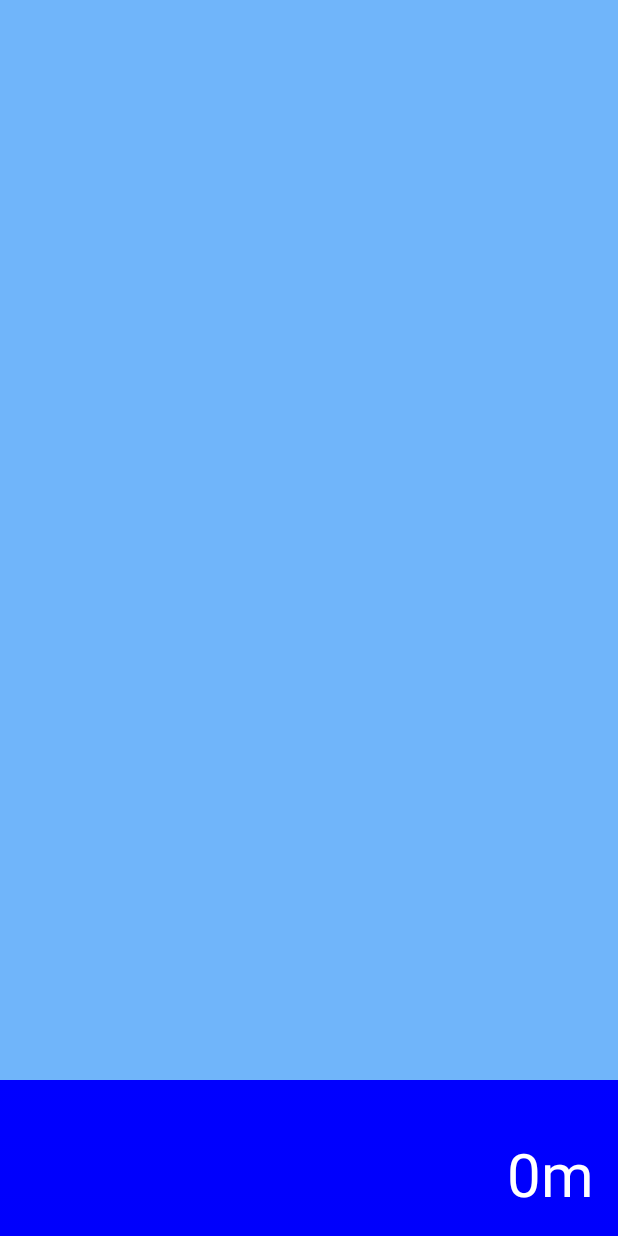
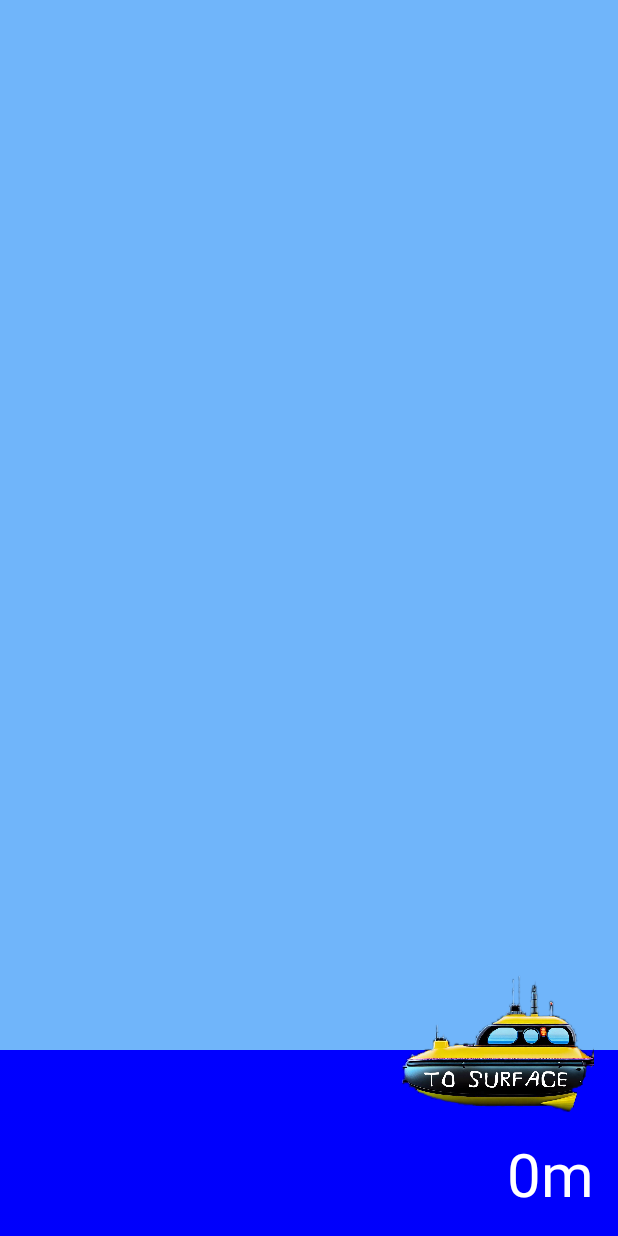
Before and after one commit to General-Wau/OceanDepths, an Android app built with Jetpack Compose: the screen it shows after launch (MainActivity), on a phone screen of 412 x 824 dp. Run offline under Robolectric (Android 15) with nearby library versions, the light colour scheme and no system bars.

Commit message:
Added an image Button that displays a submarine which once clicked will scroll the screen back to the top. Reorganized the code.

```diff
--- a/app/src/main/java/com/necromyd/oceandepths/MainActivity.kt
+++ b/app/src/main/java/com/necromyd/oceandepths/MainActivity.kt
@@ -1,16 +1,18 @@
 package com.necromyd.oceandepths
 
 import android.os.Bundle
+import android.widget.ImageButton
 import androidx.activity.ComponentActivity
 import androidx.activity.compose.setContent
 import androidx.activity.viewModels
-import androidx.compose.foundation.background
+import androidx.compose.foundation.*
 import androidx.compose.foundation.gestures.scrollable
 import androidx.compose.foundation.layout.*
-import androidx.compose.foundation.lazy.LazyColumn
+import kotlinx.coroutines.launch
 import androidx.compose.foundation.rememberScrollState
+import androidx.compose.runtime.rememberCoroutineScope
+import kotlinx.coroutines.CoroutineScope
 import androidx.compose.foundation.shape.RoundedCornerShape
-import androidx.compose.foundation.verticalScroll
 import androidx.compose.material.*
 import androidx.compose.runtime.*
 import androidx.compose.ui.Alignment
@@ -19,6 +21,8 @@ import androidx.compose.ui.graphics.Brush
 import androidx.compose.ui.graphics.Color
 import androidx.compose.ui.platform.LocalContext
 import androidx.compose.ui.platform.LocalDensity
+import androidx.compose.ui.res.painterResource
+import androidx.compose.ui.semantics.Role.Companion.Image
 import androidx.compose.ui.text.font.FontWeight
 import androidx.compose.ui.text.style.TextAlign
 import androidx.compose.ui.tooling.preview.Preview
@@ -36,20 +40,41 @@ class MainActivity : ComponentActivity() {
 
         setContent {
             OceanDepthsTheme {
-                OceanDepthApp()
-                DepthMeter()
+                OceanDepthsApp()
             }
         }
     }
 }
 
 @Composable
-fun DepthMeter() {
+fun OceanDepthsApp() {
+    val verticalScrollState = rememberScrollState()
+
+    Box {
+        OceanDepthApp(verticalScrollState)
+        DepthMeter(verticalScrollState)
+    }
+
+}
+
+@Composable
+fun DepthMeter(verticalScrollState: ScrollState) {
+    val coroutineScope = rememberCoroutineScope()
     Box(
         modifier = Modifier
             .fillMaxSize()
             .padding(16.dp), contentAlignment = Alignment.BottomEnd
     ) {
+        Column(verticalArrangement = Arrangement.Bottom, horizontalAlignment = Alignment.End) {
+            Image(painter = painterResource(id = R.drawable.sub),
+                contentDescription = "Submarine image button, click to scroll up",
+                modifier = Modifier
+                    .size(130.dp)
+                    .clickable {
+                        coroutineScope.launch {
+                            verticalScrollState.animateScrollTo(0)
+                        }
+                    })
             Text(
                 text = viewModel.getDepth().toInt().toString() + "m",
                 color = Color.White,
@@ -58,10 +83,11 @@ fun DepthMeter() {
         }
 
     }
+}
+
 
 @Composable
-fun OceanDepthApp() {
-    val verticalScrollState = rememberScrollState()
+fun OceanDepthApp(verticalScrollState: ScrollState) {
     val skyColor = Color(0xFF70B5FA)
 
     Column(
@@ -71,7 +97,7 @@ fun OceanDepthApp() {
         Box(
             modifier = Modifier
                 .fillMaxWidth()
-                .height(720.dp)
+                .height(700.dp)
                 .background(skyColor)
         ) {
             // Content of the first box (e.g., landmarks, sea creatures, etc.)
@@ -89,7 +115,7 @@ fun OceanDepthApp() {
         Box(
             modifier = Modifier
                 .fillMaxWidth()
-                .height(150.dp)
+                .height(100.dp)
                 .background(Color.DarkGray)
         ) {
             // Content of the second box (e.g., landmarks, sea creatures, etc.)
@@ -97,6 +123,7 @@ fun OceanDepthApp() {
         LaunchedEffect(verticalScrollState.value) {
             viewModel.scrollPosition.value = verticalScrollState.value
         }
+
     }
 }
 
@@ -184,7 +211,5 @@ fun TitleScreenContent() {
 @Composable
 fun DefaultPreview() {
     OceanDepthsTheme {
-        DepthMeter()
-        OceanDepthApp()
     }
 }
--- a/app/src/main/java/com/necromyd/oceandepths/OceanViewModel.kt
+++ b/app/src/main/java/com/necromyd/oceandepths/OceanViewModel.kt
@@ -8,6 +8,6 @@ class OceanViewModel : ViewModel() {
     var scrollPosition = mutableStateOf(0)
 
     fun getDepth(): Double{
-        return scrollPosition.value / 19.276
+        return scrollPosition.value / 19.259
     }
 }
```
Also changed, not shown: app/src/main/res/drawable/sub.png (added). Lines whose indentation alone changed are shown as unchanged.
